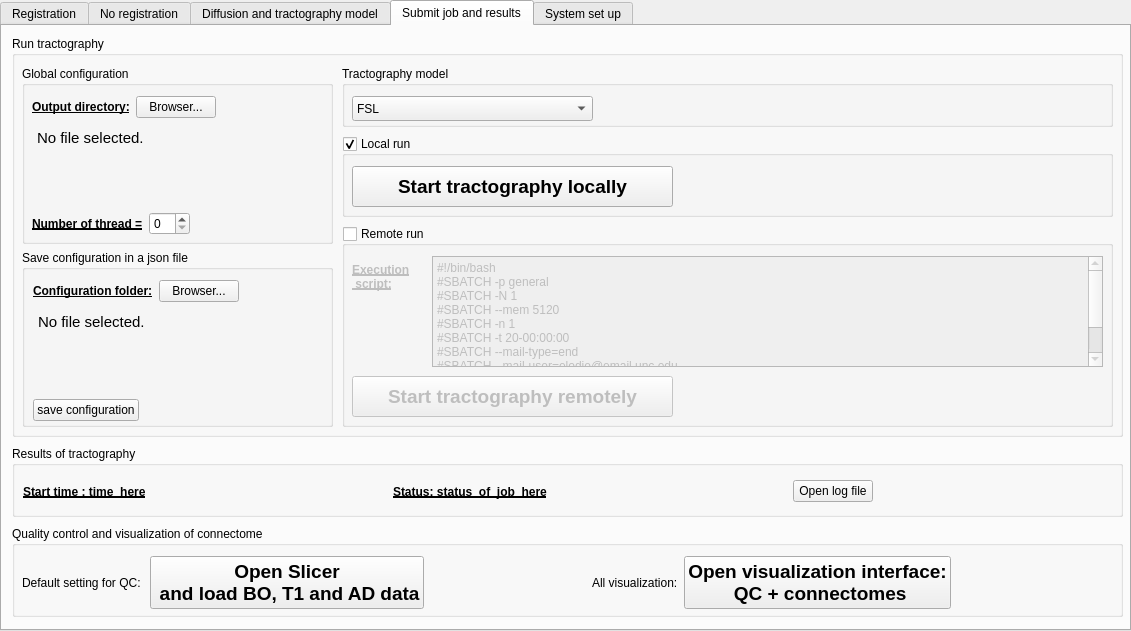
elodiepiot/CONTINUITY_all, file interface_tab.ui: the form before one commit.
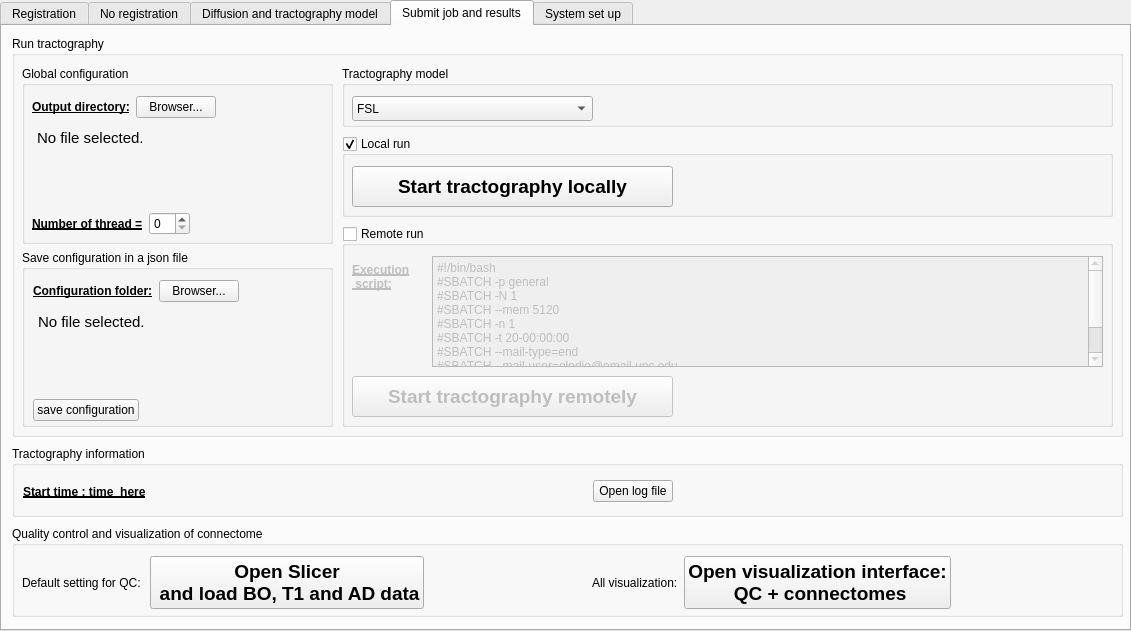
The form after the commit. The open tabs and pages were chosen to show the change.

Patch:
```diff
--- a/interface_tab.ui
+++ b/interface_tab.ui
@@ -3288,7 +3288,7 @@
      </rect>
     </property>
     <property name="title">
-     <string>Results of tractography</string>
+     <string>Tractography information</string>
     </property>
     <widget class="QWidget" name="layoutWidget">
      <property name="geometry">
@@ -3327,33 +3327,6 @@
         </property>
        </spacer>
       </item>
-      <item>
-       <widget class="QLabel" name="label_4">
-        <property name="font">
-         <font>
-          <weight>75</weight>
-          <bold>true</bold>
-          <underline>true</underline>
-         </font>
-        </property>
-        <property name="text">
-         <string>Status: status_of_job_here</string>
-        </property>
-       </widget>
-      </item>
-      <item>
-       <spacer name="horizontalSpacer_24">
-        <property name="orientation">
-         <enum>Qt::Horizontal</enum>
-        </property>
-        <property name="sizeHint" stdset="0">
-         <size>
-          <width>40</width>
-          <height>20</height>
-         </size>
-        </property>
-       </spacer>
-      </item>
       <item>
        <widget class="QPushButton" name="open_log_file_pushButton">
         <property name="text">
```
Left out of the diff: 16 changed lines with no effect on the pictures.
